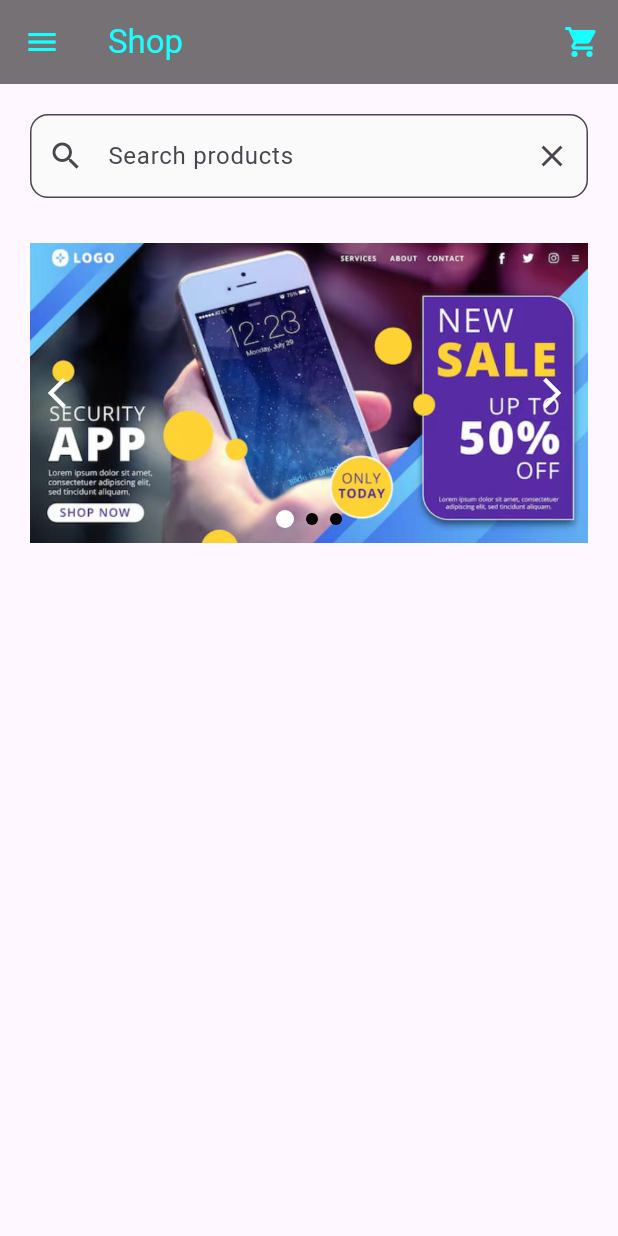
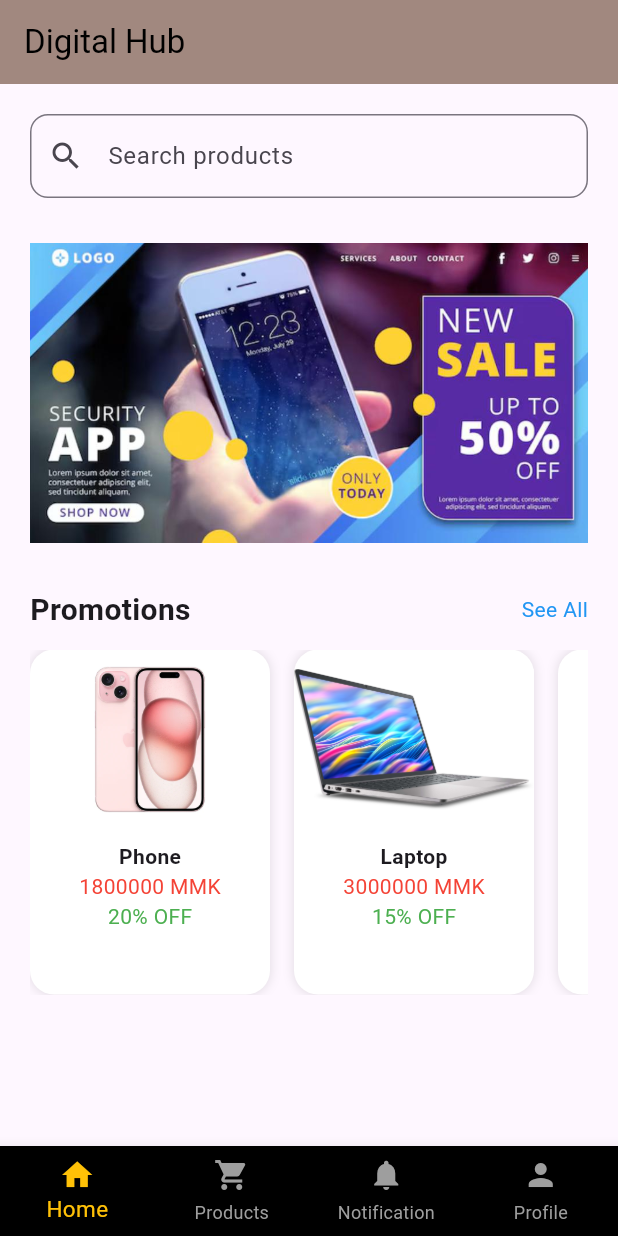
Before and after one commit to supershin69/flutter-e-commerce-app, a Flutter app: the screen it shows after launch, on a phone screen of 412 x 824 dp. Run offline on Flutter 3.47's test engine with Material 3 defaults, Android fonts, the light colour scheme and no system bars; our stand-ins replace supabase_flutter; accounts and stored records are empty.

Commit message:
Home and Products page update

```diff
--- a/lib/main.dart
+++ b/lib/main.dart
@@ -1,4 +1,6 @@
+import 'package:e_commerce_frontend/screens/flash_screen.dart';
 import 'package:e_commerce_frontend/screens/home_screen.dart';
+import 'package:e_commerce_frontend/widgets/bottom_nav_bar.dart';
 import 'package:flutter/material.dart';
 import 'package:supabase_flutter/supabase_flutter.dart';
 
@@ -28,7 +30,7 @@ class MyApp extends StatelessWidget {
       theme: ThemeData(
         colorScheme: .fromSeed(seedColor: Colors.deepPurple),
       ),
-      home: const HomePage()
+      home: const SplashScreen()
     );
   }
 }
--- a/lib/screens/home_screen.dart
+++ b/lib/screens/home_screen.dart
@@ -1,5 +1,8 @@
+import 'package:e_commerce_frontend/screens/CategoriesPage.dart';
+import 'package:e_commerce_frontend/screens/NotificationPage.dart';
+import 'package:e_commerce_frontend/screens/ProfilePage.dart';
 import 'package:flutter/material.dart';
-
+import '/widgets/bottom_nav_bar.dart';
 
 class HomePage extends StatefulWidget {
   const HomePage({super.key});
@@ -9,7 +12,35 @@ class HomePage extends StatefulWidget {
 }
 
 class _HomePageState extends State<HomePage> {
-  // ====== Added: PageController and current page index ======
+
+  // ====== Promotion items data ======
+  final List<Map<String, String>> promotions = [
+    {
+      'image': 'assets/images/phone.jpg',
+      'title': 'Phone',
+      'price': '1800000 MMK',
+      'discount': '20% OFF',
+    },
+    {
+      'image': 'assets/images/laptop.jpg',
+      'title': 'Laptop',
+      'price': '3000000 MMK',
+      'discount': '15% OFF',
+    },
+    {
+      'image': 'assets/images/airpod.jpg',
+      'title': 'Airpod',
+      'price': '850000 MMK',
+      'discount': '30% OFF',
+    },
+    {
+      'image': 'assets/images/phone.jpg',
+      'title': 'Airpod',
+      'price': '850000 MMK',
+      'discount': '30% OFF',
+    },
+  ];
+
   final PageController _pageController = PageController();
   int _currentPage = 0;
 
@@ -24,142 +55,152 @@ class _HomePageState extends State<HomePage> {
   @override
   void dispose() {
     _searchController.dispose();
+    _pageController.dispose();
     super.dispose();
   }
 
+  // pages for bottom navigation
+  int _selectedIndex = 0;
+
+  late final List<Widget> _pages = [
+    _buildHomeContent(), // index 0 → Home
+     ProductPage(), // index 1
+    const Notificationpage(),
+    const ProfilePage(),    // index 2
+  ];
+
+
   @override
   Widget build(BuildContext context) {
+    return Scaffold(
+      appBar: AppBar(
+        title: const Text('Digital Hub'),
+        backgroundColor: Colors.brown.shade300,
+        foregroundColor: Colors.black,
+      ),
+
+      // uses IndexedStack
+      body: IndexedStack(
+        index: _selectedIndex,
+        children: _pages,
+      ),
+
+      // Bottom Navigation Bar
+      bottomNavigationBar: AppBottomNavBar(
+        currentIndex: _selectedIndex,
+        onTap: (index) {
+          setState(() {
+            _selectedIndex = index;
+          });
+        },
+      ),
+    );
+  }
+
+  // Home UI moved into method
+  Widget _buildHomeContent() {
     return GestureDetector(
-      onTap: (){
-        FocusScope.of(context).unfocus();
-      },
-     child: Scaffold(
-      appBar: AppBar(
-        title: const Text('Shop'),
-        backgroundColor: Colors.black54,
-        foregroundColor: Colors.cyanAccent,
-        leading: IconButton(
-          icon: const Icon(Icons.menu),
-          onPressed: () {},
-        ),
-        actions: [
-          IconButton(
-            icon: const Icon(Icons.shopping_cart),
-            onPressed: () {},
-          ),
-        ],
-      ),
-      body: SingleChildScrollView(
-        child: Padding(
+      onTap: () => FocusScope.of(context).unfocus(),
+      child: SingleChildScrollView(
         padding: const EdgeInsets.all(20),
         child: Column(
           children: [
-              // ====== SEARCH FIELD ======
+
+            // 🔍 Search
             TextFormField(
               controller: _searchController,
               decoration: InputDecoration(
                 hintText: 'Search products',
                 prefixIcon: const Icon(Icons.search),
-                  suffixIcon: IconButton(
-                    icon: const Icon(Icons.clear),
-                    onPressed: () {
-                      _searchController.clear();
-                    },
-                  ),
                 border: OutlineInputBorder(
                   borderRadius: BorderRadius.circular(12),
                 ),
-                  filled: true,
-                  fillColor: Colors.grey.shade50,
               ),
-                onChanged: (value) {},
             ),
 
             const SizedBox(height: 30),
 
-              // ====== IMAGE SLIDER WITH ARROWS AND INDICATOR ======
-              Stack(
-                alignment: Alignment.center,
-                children: [
-                  // ====== PageView ======
+            // 🖼 Image Slider
             SizedBox(
               height: 200,
-                    width: MediaQuery.of(context).size.width*0.95,
               child: PageView.builder(
                 controller: _pageController,
                 itemCount: images.length,
                 onPageChanged: (index) {
-                        setState(() {
-                          _currentPage = index; // update current page for arrows & indicator
-                        });
+                  setState(() => _currentPage = index);
                 },
                 itemBuilder: (context, index) {
-                        return Image.asset(
-                          images[index],
-                          fit: BoxFit.cover,
+                  return Image.asset(images[index], fit: BoxFit.cover);
+                },
+              ),
+            ),
+
+            const SizedBox(height: 30),
+
+            // 🔥 Promotions
+            Row(
+              mainAxisAlignment: MainAxisAlignment.spaceBetween,
+              children: const [
+                Text(
+                  'Promotions',
+                  style: TextStyle(fontSize: 20, fontWeight: FontWeight.bold),
+                ),
+                Text('See All', style: TextStyle(color: Colors.blue)),
+              ],
+            ),
+
+            const SizedBox(height: 12),
+
+            SizedBox(
+              height: 230,
+              child: ListView.builder(
+                scrollDirection: Axis.horizontal,
+                itemCount: promotions.length,
+                itemBuilder: (context, index) {
+                  final item = promotions[index];
+                  return Container(
+                    width: 160,
+                    margin: const EdgeInsets.only(right: 16),
+                    decoration: BoxDecoration(
+                      borderRadius: BorderRadius.circular(16),
+                      color: Colors.white,
+                      boxShadow: const [
+                        BoxShadow(color: Colors.black12, blurRadius: 6),
+                      ],
+                    ),
+                    child: Column(
+                      children: [
+                        ClipRRect(
+                          borderRadius: const BorderRadius.vertical(
+                            top: Radius.circular(16),
+                          ),
+                          child: Image.asset(
+                            item['image']!,
+                            height: 120,
+                            width: double.infinity,
+                            //fit: BoxFit.cover,
+                          ),
+                        ),
+                        Padding(
+                          padding: const EdgeInsets.all(8),
+                          child: Column(
+                            children: [
+                              Text(item['title']!,
+                                  style: const TextStyle(fontWeight: FontWeight.bold)),
+                              Text(item['price']!,
+                                  style: const TextStyle(color: Colors.red)),
+                              Text(item['discount']!,
+                                  style: const TextStyle(color: Colors.green)),
+                            ],
+                          ),
+                        ),
+                      ],
+                    ),
                   );
                 },
               ),
             ),
-
-                  // ====== Left arrow ======
-                  Positioned(
-                    left: 0,
-                    child: IconButton(
-                      icon: const Icon(Icons.arrow_back_ios, color: Colors.white),
-                      onPressed: () {
-                        if (_currentPage > 0) {
-                          _pageController.previousPage(
-                            duration: const Duration(milliseconds: 300),
-                            curve: Curves.easeIn,
-                          );
-                        }
-                      },
-                    ),
-                  ),
-
-                  // ====== Right arrow ======
-                  Positioned(
-                    right: 0,
-                    child: IconButton(
-                      icon: const Icon(Icons.arrow_forward_ios, color: Colors.white),
-                      onPressed: () {
-                        if (_currentPage < images.length - 1) {
-                          _pageController.nextPage(
-                            duration: const Duration(milliseconds: 300),
-                            curve: Curves.easeOut,
-                          );
-                        }
-                      },
-                    ),
-                  ),
-
-                  // ====== Page indicator ======
-                  Positioned(
-                    bottom: 10,
-                    child: Row(
-                      mainAxisAlignment: MainAxisAlignment.center,
-                      children: List.generate(
-                        images.length,
-                            (index) => Container(
-                          margin: const EdgeInsets.symmetric(horizontal: 4),
-                          width: _currentPage == index ? 12 : 8,
-                          height: _currentPage == index ? 12 : 8,
-                          decoration: BoxDecoration(
-                            color: _currentPage == index ? Colors.white : Colors.black,
-                            shape: BoxShape.circle,
-                          ),
-                        ),
-                      ),
-                    ),
-                  ),
           ],
-              ),
-
-              const SizedBox(height: 20),
-            ],
-          ),
-        ),
         ),
       ),
     );
--- a/lib/widgets/bottom_nav_bar.dart
+++ b/lib/widgets/bottom_nav_bar.dart
@@ -1,10 +1,10 @@
 import 'package:flutter/material.dart';
 
-class BottomNavBar extends StatelessWidget {
+class AppBottomNavBar extends StatelessWidget {
   final int currentIndex;
   final Function(int) onTap;
 
-  const BottomNavBar({
+  const AppBottomNavBar({
     super.key,
     required this.currentIndex,
     required this.onTap,
@@ -16,26 +16,26 @@ class BottomNavBar extends StatelessWidget {
       currentIndex: currentIndex,
       onTap: onTap,
       type: BottomNavigationBarType.fixed,
-      selectedItemColor: Colors.blue,
+      selectedItemColor: Colors.amber,
+      selectedFontSize: 15,
       unselectedItemColor: Colors.grey,
-      showSelectedLabels: false,
-      showUnselectedLabels: false,
+      backgroundColor: Colors.black,
       items: const [
         BottomNavigationBarItem(
           icon: Icon(Icons.home),
-          label: '',
-        ),
-        BottomNavigationBarItem(
-          icon: Icon(Icons.favorite),
-          label: '',
+          label: 'Home',
         ),
         BottomNavigationBarItem(
           icon: Icon(Icons.shopping_cart),
-          label: '',
+          label: 'Products',
+        ),
+        BottomNavigationBarItem(
+          icon: Icon(Icons.notifications),
+          label: 'Notification',
         ),
         BottomNavigationBarItem(
           icon: Icon(Icons.person),
-          label: '',
+          label: 'Profile',
         ),
       ],
     );
```
Also changed, not shown: lib/screens/CategoriesPage.dart (added, +67 -0 lines), lib/screens/NotificationPage.dart (added, +10 -0 lines), lib/screens/ProfilePage.dart (added, +10 -0 lines), lib/screens/flash_screen.dart (added, +61 -0 lines), assets/images/airpod.jpg (added), assets/images/flash_logo.png (added), assets/images/laptop.jpg (added), assets/images/phone.jpg (added), 2 other files. Lines whose indentation alone changed are shown as unchanged.
